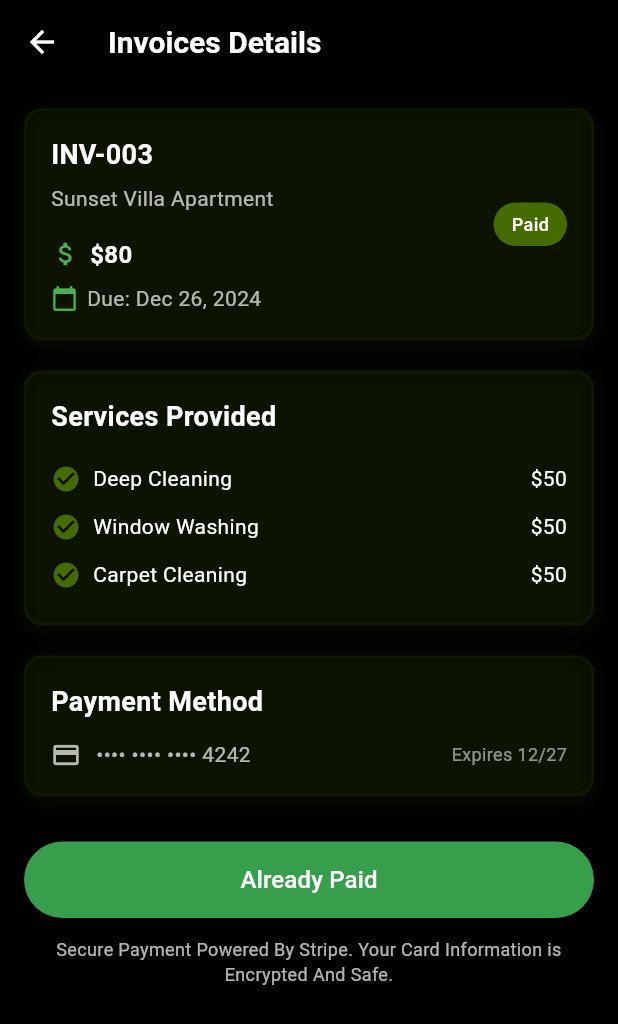
After one commit to abdulrehman104/Outdoors-Mobile-App, a Flutter app: the InvoicesScreen screen opened directly, after a tap on "INV-003", on a phone screen of 412 x 824 dp. The commit adds this screen. Shown: the top 1024 px of the screen. Run offline on Flutter 3.47's test engine with Material 3 defaults, Android fonts, the phone set to English and light mode, and no system bars; our stand-ins replace dio, flutter_secure_storage, shared_preferences; accounts and stored records are empty; project files that could hold a hidden picture were left out.

Commit message:
added Invoices Detils screen

```diff
--- /dev/null
+++ b/lib/features/customer/invoices/view/invoice_detail.dart
@@ -0,0 +1,289 @@
+import 'package:flutter/material.dart';
+
+class InvoiceDetailScreen extends StatelessWidget {
+  final String invoiceNumber;
+  final String subheading;
+  final String amount;
+  final String dueDate;
+  final String status;
+  final Color statusColor;
+
+  const InvoiceDetailScreen({
+    super.key,
+    required this.invoiceNumber,
+    required this.subheading,
+    required this.amount,
+    required this.dueDate,
+    required this.status,
+    required this.statusColor,
+  });
+
+  @override
+  Widget build(BuildContext context) {
+    return Scaffold(
+      backgroundColor: Colors.black,
+      appBar: AppBar(
+        backgroundColor: Colors.black,
+        elevation: 0,
+        title: const Text(
+          "Invoices Details",
+          style: TextStyle(color: Colors.white),
+        ),
+        iconTheme: const IconThemeData(color: Colors.white),
+      ),
+      body: SingleChildScrollView(
+        padding: const EdgeInsets.all(16.0),
+        child: Column(
+          crossAxisAlignment: CrossAxisAlignment.start,
+          children: [
+            // Invoice Header Card
+            Container(
+              padding: const EdgeInsets.all(16),
+              decoration: BoxDecoration(
+                color: const Color(0x14466B00),
+                borderRadius: BorderRadius.circular(12),
+                border: Border.all(color: const Color(0x1A466B00), width: 2),
+                boxShadow: const [
+                  BoxShadow(
+                    color: Color(0x1A466B00),
+                    blurRadius: 10,
+                    spreadRadius: 2,
+                    offset: Offset(0, 2),
+                  ),
+                ],
+              ),
+              child: Row(
+                mainAxisAlignment: MainAxisAlignment.spaceBetween,
+                children: [
+                  // Left Details
+                  Column(
+                    crossAxisAlignment: CrossAxisAlignment.start,
+                    children: [
+                      Text(
+                        invoiceNumber,
+                        style: const TextStyle(
+                          color: Colors.white,
+                          fontSize: 18,
+                          fontWeight: FontWeight.w600,
+                        ),
+                      ),
+                      const SizedBox(height: 6),
+                      Text(
+                        subheading,
+                        style: const TextStyle(
+                          color: Colors.white70,
+                          fontSize: 14,
+                        ),
+                      ),
+                      const SizedBox(height: 16),
+                      Row(
+                        children: [
+                          const Icon(Icons.attach_money,
+                              color: Colors.green, size: 20),
+                          const SizedBox(width: 6),
+                          Text(
+                            amount,
+                            style: const TextStyle(
+                              color: Colors.white,
+                              fontSize: 16,
+                              fontWeight: FontWeight.bold,
+                            ),
+                          ),
+                        ],
+                      ),
+                      const SizedBox(height: 8),
+                      Row(
+                        children: [
+                          const Icon(Icons.calendar_today,
+                              color: Colors.green, size: 18),
+                          const SizedBox(width: 6),
+                          Text(
+                            dueDate,
+                            style: const TextStyle(
+                              color: Colors.white70,
+                              fontSize: 14,
+                            ),
+                          ),
+                        ],
+                      ),
+                    ],
+                  ),
+                  // Right Status
+                  Container(
+                    padding:
+                    const EdgeInsets.symmetric(horizontal: 12, vertical: 6),
+                    decoration: BoxDecoration(
+                      color: statusColor,
+                      borderRadius: BorderRadius.circular(20),
+                    ),
+                    child: Text(
+                      status,
+                      style: const TextStyle(
+                        color: Colors.white,
+                        fontSize: 12,
+                        fontWeight: FontWeight.w500,
+                      ),
+                    ),
+                  ),
+                ],
+              ),
+            ),
+
+            const SizedBox(height: 20),
+
+            // Services Provided Section
+            Container(
+              padding: const EdgeInsets.all(16),
+              decoration: BoxDecoration(
+                color: const Color(0x14466B00),
+                borderRadius: BorderRadius.circular(12),
+                border: Border.all(color: const Color(0x1A466B00), width: 2),
+                boxShadow: const [
+                  BoxShadow(
+                    color: Color(0x1A466B00),
+                    blurRadius: 10,
+                    spreadRadius: 2,
+                    offset: Offset(0, 2),
+                  ),
+                ],
+              ),
+              child: Column(
+                crossAxisAlignment: CrossAxisAlignment.start,
+                children: [
+                  const Text(
+                    "Services Provided",
+                    style: TextStyle(
+                      color: Colors.white,
+                      fontSize: 18,
+                      fontWeight: FontWeight.w600,
+                    ),
+                  ),
+                  const SizedBox(height: 12),
+                  _buildServiceItem("Deep Cleaning", "\$50"),
+                  _buildServiceItem("Window Washing", "\$50"),
+                  _buildServiceItem("Carpet Cleaning", "\$50"),
+                ],
+              ),
+            ),
+
+            const SizedBox(height: 20),
+
+            // Payment Method Section
+            Container(
+              padding: const EdgeInsets.all(16),
+              decoration: BoxDecoration(
+                color: const Color(0x14466B00),
+                borderRadius: BorderRadius.circular(12),
+                border: Border.all(color: const Color(0x1A466B00), width: 2),
+                boxShadow: const [
+                  BoxShadow(
+                    color: Color(0x1A466B00),
+                    blurRadius: 10,
+                    spreadRadius: 2,
+                    offset: Offset(0, 2),
+                  ),
+                ],
+              ),
+              child: Column(
+                crossAxisAlignment: CrossAxisAlignment.start,
+                children: [
+                  const Text(
+                    "Payment Method",
+                    style: TextStyle(
+                      color: Colors.white,
+                      fontSize: 18,
+                      fontWeight: FontWeight.w600,
+                    ),
+                  ),
+                  const SizedBox(height: 12),
+                  Row(
+                    children: const [
+                      Icon(Icons.credit_card, color: Colors.white70, size: 20),
+                      SizedBox(width: 10),
+                      Text(
+                        "•••• •••• •••• 4242",
+                        style: TextStyle(color: Colors.white70, fontSize: 14),
+                      ),
+                      Spacer(),
+                      Text(
+                        "Expires 12/27",
+                        style: TextStyle(color: Colors.white54, fontSize: 12),
+                      ),
+                    ],
+                  ),
+                ],
+              ),
+            ),
+
+            const SizedBox(height: 30),
+
+            // Pay Button
+            SizedBox(
+              width: double.infinity,
+              child: ElevatedButton(
+                onPressed: status == "Paid" ? null : () {},
+                style: ElevatedButton.styleFrom(
+                  backgroundColor: status == "Unpaid"
+                      ? const Color(0xFF61181D)
+                      : const Color(0xFF466B00),
+                  padding:
+                  const EdgeInsets.symmetric(horizontal: 20, vertical: 14),
+                  shape: RoundedRectangleBorder(
+                    borderRadius: BorderRadius.circular(30),
+                  ),
+                ),
+                child: Text(
+                  status == "Unpaid"
+                      ? "Pay $amount Now"
+                      : "Already Paid",
+                  style: const TextStyle(color: Colors.white, fontSize: 16),
+                ),
+              ),
+            ),
+
+            const SizedBox(height: 12),
+
+            // Footer Secure Text
+            const Center(
+              child: Text(
+                "Secure Payment Powered By Stripe. Your Card Information is Encrypted And Safe.",
+                textAlign: TextAlign.center,
+                style: TextStyle(
+                  color: Colors.white70,
+                  fontSize: 12,
+                ),
+              ),
+            ),
+          ],
+        ),
+      ),
+    );
+  }
+
+  // Service Item Widget
+  Widget _buildServiceItem(String title, String amount) {
+    return Padding(
+      padding: const EdgeInsets.symmetric(vertical: 6.0),
+      child: Row(
+        mainAxisAlignment: MainAxisAlignment.spaceBetween,
+        children: [
+          Row(
+            children: [
+              const Icon(Icons.check_circle,
+                  color: Color(0xFF466B00), size: 20),
+              const SizedBox(width: 8),
+              Text(
+                title,
+                style: const TextStyle(color: Colors.white, fontSize: 14),
+              ),
+            ],
+          ),
+          Text(
+            amount,
+            style: const TextStyle(color: Colors.white, fontSize: 14),
+          ),
+        ],
+      ),
+    );
+  }
+}
--- a/lib/features/customer/invoices/view/invoices_screen.dart
+++ b/lib/features/customer/invoices/view/invoices_screen.dart
@@ -1,4 +1,5 @@
 import 'package:flutter/material.dart';
+import 'invoice_detail.dart'; // Adjust import based on your project structure
 
 class InvoicesScreen extends StatelessWidget {
   const InvoicesScreen({super.key});
@@ -48,7 +49,7 @@ class InvoicesScreen extends StatelessWidget {
                     const Text(
                       "2",
                       style: TextStyle(
-                        color: Color(0xFF466B00), // Updated from 0xFF76B500
+                        color: Color(0xFF466B00),
                         fontSize: 22,
                         fontWeight: FontWeight.bold,
                       ),
@@ -71,7 +72,7 @@ class InvoicesScreen extends StatelessWidget {
             Container(
               padding: const EdgeInsets.all(16),
               decoration: BoxDecoration(
-                color: const Color(0x14466B00), // Updated from 0x14466B00 (no change needed here as it already uses 466B00)
+                color: const Color(0x14466B00),
                 borderRadius: BorderRadius.circular(12),
                 border: Border.all(color: const Color(0x1A466B00), width: 2),
                 boxShadow: const [
@@ -113,7 +114,7 @@ class InvoicesScreen extends StatelessWidget {
                   ElevatedButton(
                     onPressed: () {},
                     style: ElevatedButton.styleFrom(
-                      backgroundColor: const Color(0xFF466B00), // Updated from 0xFF76B500
+                      backgroundColor: const Color(0xFF466B00),
                       padding: const EdgeInsets.symmetric(horizontal: 20, vertical: 10),
                       shape: RoundedRectangleBorder(
                         borderRadius: BorderRadius.circular(30),
@@ -133,7 +134,7 @@ class InvoicesScreen extends StatelessWidget {
             Container(
               padding: const EdgeInsets.all(16),
               decoration: BoxDecoration(
-                color: const Color(0x14466B00), // Updated from 0x14466B00 (no change needed here)
+                color: const Color(0x14466B00),
                 borderRadius: BorderRadius.circular(12),
                 border: Border.all(color: const Color(0x1A466B00), width: 2),
                 boxShadow: const [
@@ -165,6 +166,21 @@ class InvoicesScreen extends StatelessWidget {
                     dueDate: "Due: Jan 5, 2025",
                     status: "Unpaid",
                     statusColor: const Color(0xFF61181D),
+                    onTap: () {
+                      Navigator.push(
+                        context,
+                        MaterialPageRoute(
+                          builder: (context) => InvoiceDetailScreen(
+                            invoiceNumber: "INV-001",
+                            subheading: "Sunset Villa Apartment",
+                            amount: "\$150",
+                            dueDate: "Due: Jan 5, 2025",
+                            status: "Unpaid",
+                            statusColor: const Color(0xFF61181D),
+                          ),
+                        ),
+                      );
+                    },
                   ),
                   const SizedBox(height: 12),
                   InvoiceCard(
@@ -174,6 +190,21 @@ class InvoicesScreen extends StatelessWidget {
                     dueDate: "Due: Jan 5, 2025",
                     status: "Unpaid",
                     statusColor: const Color(0xFF61181D),
+                    onTap: () {
+                      Navigator.push(
+                        context,
+                        MaterialPageRoute(
+                          builder: (context) => InvoiceDetailScreen(
+                            invoiceNumber: "INV-002",
+                            subheading: "Sunset Villa Apartment",
+                            amount: "\$300",
+                            dueDate: "Due: Jan 5, 2025",
+                            status: "Unpaid",
+                            statusColor: const Color(0xFF61181D),
+                          ),
+                        ),
+                      );
+                    },
                   ),
                   const SizedBox(height: 12),
                   InvoiceCard(
@@ -182,7 +213,22 @@ class InvoicesScreen extends StatelessWidget {
                     amount: "\$80",
                     dueDate: "Due: Dec 26, 2024",
                     status: "Paid",
-                    statusColor: const Color(0xFF466B00), // Updated from 0xFF76B500
+                    statusColor: const Color(0xFF466B00),
+                    onTap: () {
+                      Navigator.push(
+                        context,
+                        MaterialPageRoute(
+                          builder: (context) => InvoiceDetailScreen(
+                            invoiceNumber: "INV-003",
+                            subheading: "Sunset Villa Apartment",
+                            amount: "\$80",
+                            dueDate: "Due: Dec 26, 2024",
+                            status: "Paid",
+                            statusColor: const Color(0xFF466B00),
+                          ),
+                        ),
+                      );
+                    },
                   ),
                   const SizedBox(height: 12),
                   InvoiceCard(
@@ -191,7 +237,22 @@ class InvoicesScreen extends StatelessWidget {
                     amount: "\$120",
                     dueDate: "Due: Dec 30, 2024",
                     status: "Paid",
-                    statusColor: const Color(0xFF466B00), // Updated from 0xFF76B500
+                    statusColor: const Color(0xFF466B00),
+                    onTap: () {
+                      Navigator.push(
+                        context,
+                        MaterialPageRoute(
+                          builder: (context) => InvoiceDetailScreen(
+                            invoiceNumber: "INV-004",
+                            subheading: "Sunset Villa Apartment",
+                            amount: "\$120",
+                            dueDate: "Due: Dec 30, 2024",
+                            status: "Paid",
+                            statusColor: const Color(0xFF466B00),
+                          ),
+                        ),
+                      );
+                    },
                   ),
                 ],
               ),
@@ -210,6 +271,7 @@ class InvoiceCard extends StatelessWidget {
   final String dueDate;
   final String status;
   final Color statusColor;
+  final VoidCallback onTap;
 
   const InvoiceCard({
     super.key,
@@ -219,11 +281,14 @@ class InvoiceCard extends StatelessWidget {
     required this.dueDate,
     required this.status,
     required this.statusColor,
+    required this.onTap,
   });
 
   @override
   Widget build(BuildContext context) {
-    return Container(
+    return GestureDetector(
+      onTap: onTap,
+      child: Container(
         padding: const EdgeInsets.all(14),
         decoration: BoxDecoration(
           borderRadius: BorderRadius.circular(12),
@@ -294,6 +359,7 @@ class InvoiceCard extends StatelessWidget {
             ),
           ],
         ),
+      ),
     );
   }
 }
```
Lines whose indentation alone changed are shown as unchanged.
